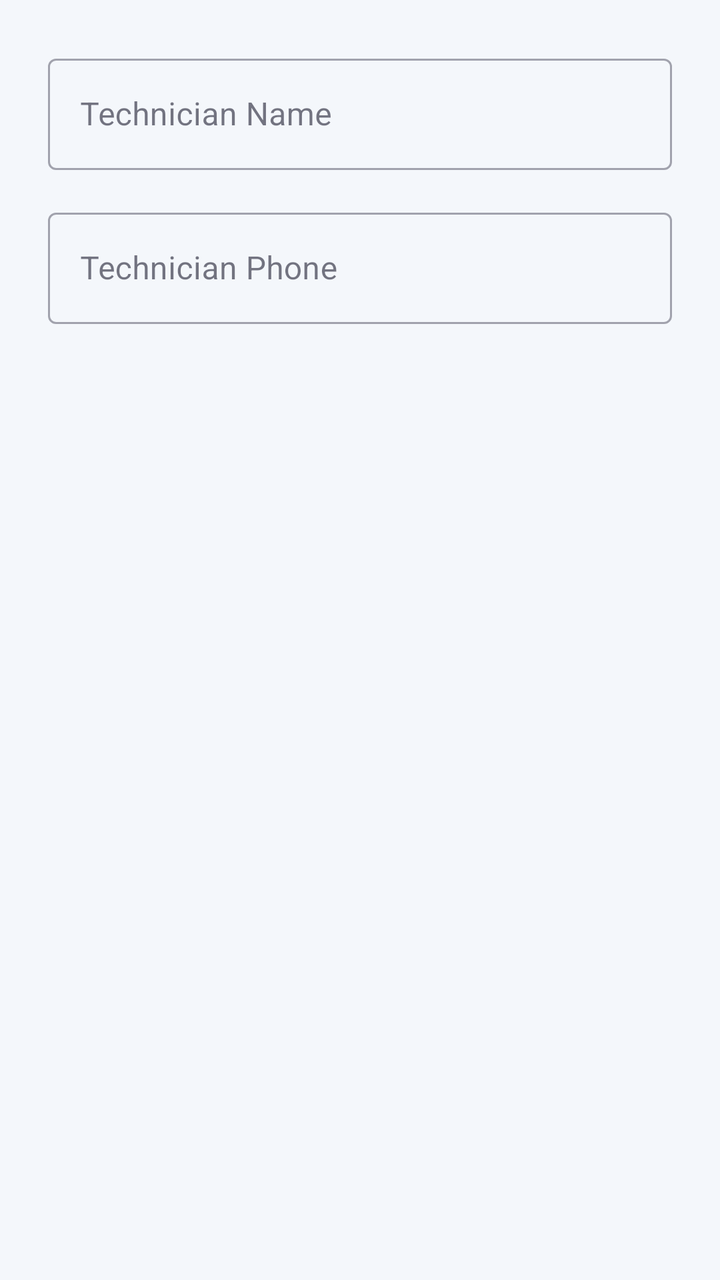
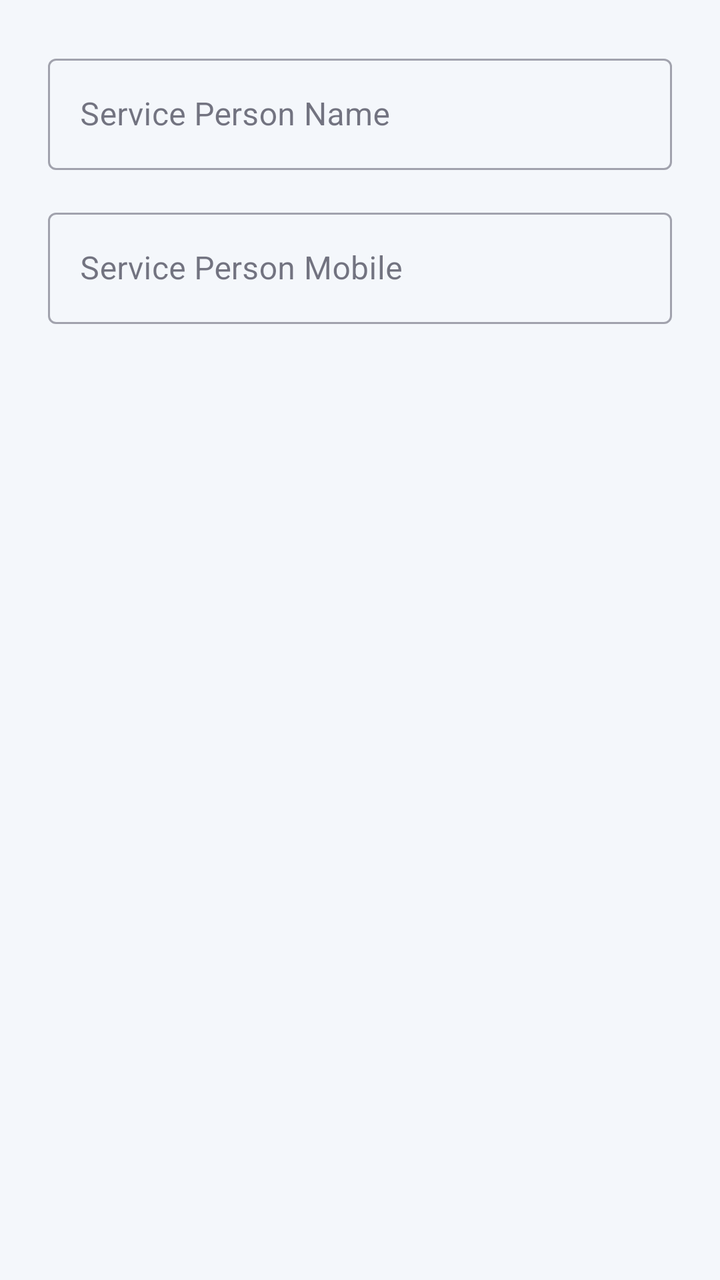

Screens rendered from an Android XML layout before and after an edit, with the pre-edit source and the edit as a unified diff.
<!-- AndroidManifest.xml: application theme Theme.QuickFix -->
<!-- res/layout/dialog_technician_details.xml -->
<?xml version="1.0" encoding="utf-8"?>
<LinearLayout xmlns:android="http://schemas.android.com/apk/res/android"
    android:layout_width="match_parent"
    android:layout_height="wrap_content"
    android:orientation="vertical"
    android:padding="24dp">

    <com.google.android.material.textfield.TextInputLayout
        android:layout_width="match_parent"
        android:layout_height="wrap_content"
        android:hint="Technician Name"
        style="@style/Widget.MaterialComponents.TextInputLayout.OutlinedBox">

        <com.google.android.material.textfield.TextInputEditText
            android:id="@+id/etDialogTechnicianName"
            android:layout_width="match_parent"
            android:layout_height="wrap_content"
            android:inputType="textPersonName" />
    </com.google.android.material.textfield.TextInputLayout>

    <com.google.android.material.textfield.TextInputLayout
        android:layout_width="match_parent"
        android:layout_height="wrap_content"
        android:layout_marginTop="16dp"
        android:hint="Technician Phone"
        style="@style/Widget.MaterialComponents.TextInputLayout.OutlinedBox">

        <com.google.android.material.textfield.TextInputEditText
            android:id="@+id/etDialogTechnicianPhone"
            android:layout_width="match_parent"
            android:layout_height="wrap_content"
            android:inputType="phone" />
    </com.google.android.material.textfield.TextInputLayout>

</LinearLayout>
<!-- resources referenced by this layout -->
<resources>
  <style name="Theme.QuickFix" parent="Base.Theme.QuickFix" />
  <style name="Base.Theme.QuickFix" parent="Theme.Material3.Light.NoActionBar">
          <item name="colorPrimary">@color/primary</item>
          <item name="colorPrimaryDark">@color/primary_dark</item>
          <item name="colorAccent">@color/accent_green</item>
          <item name="android:windowBackground">@color/screen_background</item>
          <item name="colorSurface">@color/card_bg</item>
          <item name="colorOnSurface">@color/text_primary</item>
          <item name="android:colorBackground">@color/screen_background</item>
          <item name="colorOnBackground">@color/text_primary</item>
          <item name="colorSurfaceVariant">@color/surface_variant</item>
          <item name="colorOutline">@color/divider</item>
          <item name="colorOutlineVariant">@color/divider</item>
          <item name="materialAlertDialogTheme">@style/Theme.QuickFix.AdminDialog</item>
          <item name="alertDialogTheme">@style/Theme.QuickFix.AdminDialog</item>
          <item name="android:statusBarColor">@android:color/transparent</item>
          <item name="android:navigationBarColor">@color/screen_background</item>
          
          <item name="bottomSheetDialogTheme">@style/Theme.QuickFix.BottomSheet</item>
          <item name="android:forceDarkAllowed" tools:targetApi="q">false</item>
          <item name="materialButtonStyle">@style/Widget.QuickFix.Button</item>
          <item name="chipStyle">@style/Widget.QuickFix.Chip.Filter</item>
          <item name="textInputStyle">@style/Widget.QuickFix.TextInputLayout</item>
      </style>
  <color name="primary">#1E88E5</color>
  <color name="primary_dark">#1565C0</color>
  <color name="accent_green">#43A047</color>
  <color name="screen_background">#F4F7FB</color>
  <color name="card_bg">#FFFFFF</color>
  <color name="text_primary">#1A1A2E</color>
  <color name="surface_variant">#F5F7FA</color>
  <color name="divider">#E5E7EB</color>
  <style name="Theme.QuickFix.AdminDialog" parent="ThemeOverlay.Material3.MaterialAlertDialog">
          <item name="colorSurface">@color/card_bg</item>
          <item name="colorOnSurface">@color/text_primary</item>
          <item name="colorOutline">@color/divider</item>
      </style>
  <style name="Theme.QuickFix.BottomSheet" parent="ThemeOverlay.Material3.BottomSheetDialog">
          <item name="colorSurface">@color/card_bg</item>
          <item name="colorOnSurface">@color/text_primary</item>
          <item name="android:colorBackground">@color/card_bg</item>
      </style>
  <style name="Widget.QuickFix.Button" parent="Widget.Material3.Button">
          <item name="backgroundTint">@color/primary</item>
          <item name="android:textColor">@color/white</item>
      </style>
  <style name="Widget.QuickFix.Chip.Filter" parent="Widget.Material3.Chip.Filter">
          <item name="chipBackgroundColor">@color/surface_variant</item>
          <item name="android:textColor">@color/text_primary</item>
          <item name="checkedIconTint">@color/primary</item>
      </style>
  <style name="Widget.QuickFix.TextInputLayout" parent="Widget.Material3.TextInputLayout.OutlinedBox">
          <item name="boxBackgroundColor">@color/input_background</item>
          <item name="boxStrokeColor">@color/input_stroke</item>
          <item name="boxStrokeErrorColor">@color/error_red</item>
          <item name="hintTextColor">@color/input_hint</item>
          <item name="startIconTint">@color/input_icon</item>
          <item name="endIconTint">@color/input_icon</item>
          <item name="boxStrokeWidthFocused">2dp</item>
      </style>
  <color name="white">#FFFFFFFF</color>
  <color name="input_background">#FFFFFF</color>
  <color name="input_stroke">#1E88E5</color>
  <color name="error_red">#D32F2F</color>
  <color name="input_hint">#6B7280</color>
  <color name="input_icon">#455A64</color>
</resources>

<!-- the commit's change to res/layout/dialog_technician_details.xml (unified diff, before → after) -->
@@ -8,11 +8,11 @@
     <com.google.android.material.textfield.TextInputLayout
         android:layout_width="match_parent"
         android:layout_height="wrap_content"
-        android:hint="Technician Name"
+        android:hint="Service Person Name"
         style="@style/Widget.MaterialComponents.TextInputLayout.OutlinedBox">
 
         <com.google.android.material.textfield.TextInputEditText
-            android:id="@+id/etDialogTechnicianName"
+            android:id="@+id/etDialogServicePersonName"
             android:layout_width="match_parent"
             android:layout_height="wrap_content"
             android:inputType="textPersonName" />
@@ -22,11 +22,11 @@
         android:layout_width="match_parent"
         android:layout_height="wrap_content"
         android:layout_marginTop="16dp"
-        android:hint="Technician Phone"
+        android:hint="Service Person Mobile"
         style="@style/Widget.MaterialComponents.TextInputLayout.OutlinedBox">
 
         <com.google.android.material.textfield.TextInputEditText
-            android:id="@+id/etDialogTechnicianPhone"
+            android:id="@+id/etDialogServicePersonPhone"
             android:layout_width="match_parent"
             android:layout_height="wrap_content"
             android:inputType="phone" />
